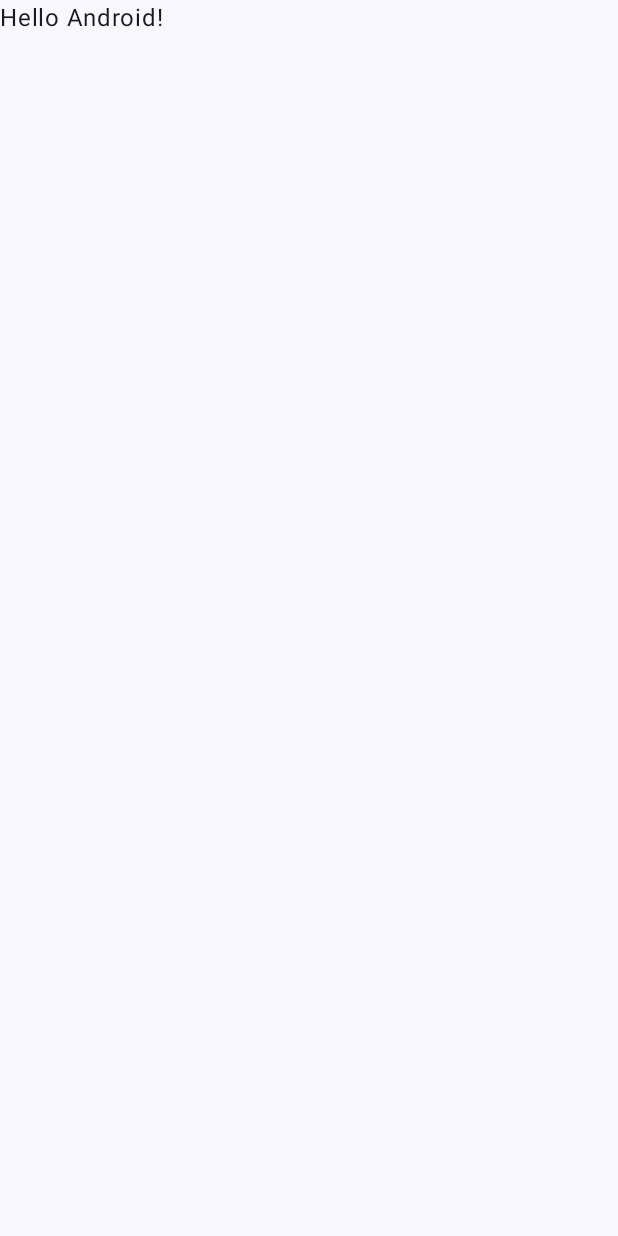
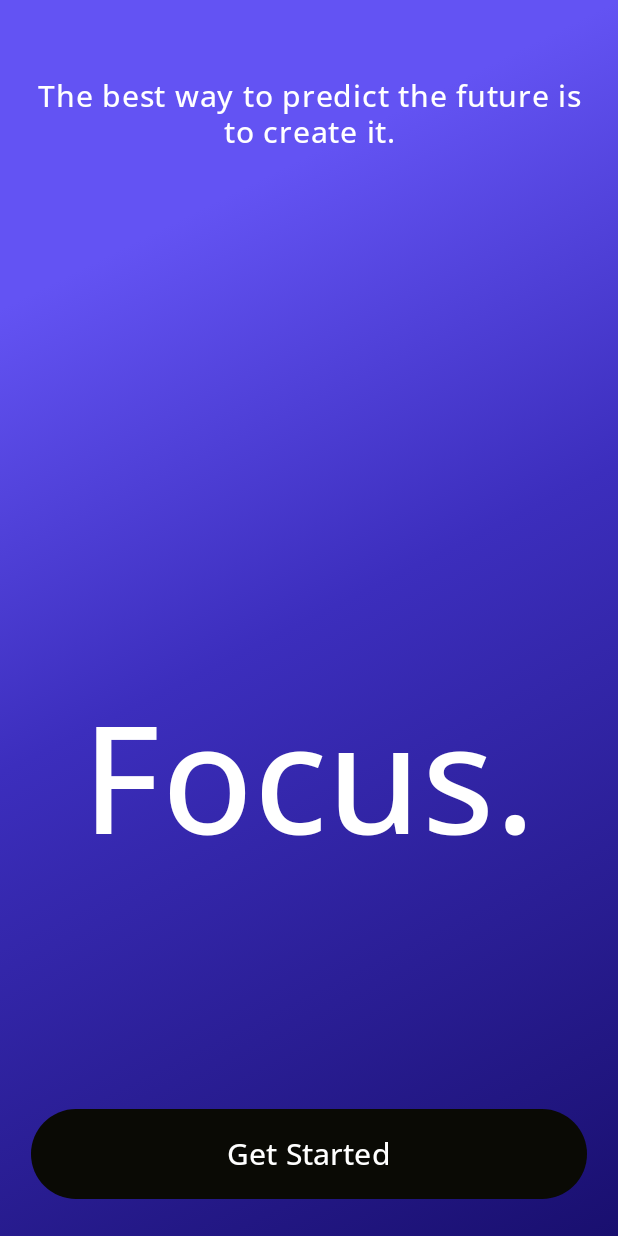
Before and after one commit to tudor21211/Focus., an Android app built with Jetpack Compose: the screen it shows after launch (MainActivity), on a phone screen of 412 x 824 dp. Before the commit the screen is almost empty. Run offline under Robolectric (Android 15) with nearby library versions, the light colour scheme and no system bars; our stand-ins replace accompanist.

Commit message:
added dependencies and basic navigation

```diff
--- a/app/build.gradle.kts
+++ b/app/build.gradle.kts
@@ -1,6 +1,7 @@
 plugins {
     alias(libs.plugins.androidApplication)
     alias(libs.plugins.jetbrainsKotlinAndroid)
+    kotlin("kapt") version "1.9.0"
 }
 
 android {
@@ -51,14 +52,34 @@ android {
 
 dependencies {
 
-    implementation(libs.androidx.core.ktx)
-    implementation(libs.androidx.lifecycle.runtime.ktx)
-    implementation(libs.androidx.activity.compose)
-    implementation(platform(libs.androidx.compose.bom))
-    implementation(libs.androidx.ui)
-    implementation(libs.androidx.ui.graphics)
-    implementation(libs.androidx.ui.tooling.preview)
+    implementation("androidx.core:core-ktx:1.9.0")
+    implementation("androidx.lifecycle:lifecycle-runtime-ktx:2.6.1")
+    implementation("androidx.activity:activity-compose:1.8.0")
+    implementation(platform("androidx.compose:compose-bom:2023.04.01"))
+    implementation("androidx.compose.ui:ui")
+    implementation("androidx.compose.ui:ui-graphics")
+    implementation("androidx.compose.ui:ui-tooling-preview")
     implementation(libs.androidx.material3)
+    implementation ("com.google.accompanist:accompanist-systemuicontroller:0.27.0")
+    implementation("androidx.compose.material3:material3")
+    implementation("io.coil-kt:coil:2.4.0")
+    implementation ("io.coil-kt:coil-gif:2.2.2")
+    implementation ("com.google.accompanist:accompanist-drawablepainter:0.28.0")
+    implementation ("androidx.navigation:navigation-compose:2.5.0")
+    implementation ("com.google.accompanist:accompanist-navigation-animation:0.24.13-rc")
+    implementation ("io.github.raamcosta.compose-destinations:core:1.7.23-beta")
+    implementation("io.github.raamcosta.compose-destinations:ksp:1.5.12-beta")
+    implementation("io.coil-kt:coil:2.4.0")
+    implementation ("io.coil-kt:coil-gif:2.2.2")
+    implementation("io.coil-kt:coil-compose:2.2.2")
+
+    //ROOM
+    val room_version = "2.6.1"
+    val compose_version = "1.8.0"
+    implementation ("androidx.room:room-runtime:$room_version")
+    implementation ("androidx.room:room-ktx:$room_version")
+    kapt("androidx.room:room-compiler:$room_version")
+
     testImplementation(libs.junit)
     androidTestImplementation(libs.androidx.junit)
     androidTestImplementation(libs.androidx.espresso.core)
--- a/app/src/main/java/com/example/focusparentapp/MainActivity.kt
+++ b/app/src/main/java/com/example/focusparentapp/MainActivity.kt
@@ -1,8 +1,11 @@
 package com.example.focusparentapp
 
+import android.os.Build
 import android.os.Bundle
 import androidx.activity.ComponentActivity
 import androidx.activity.compose.setContent
+import androidx.annotation.RequiresApi
+import androidx.compose.animation.ExperimentalAnimationApi
 import androidx.compose.foundation.layout.fillMaxSize
 import androidx.compose.material3.MaterialTheme
 import androidx.compose.material3.Surface
@@ -10,20 +13,21 @@ import androidx.compose.material3.Text
 import androidx.compose.runtime.Composable
 import androidx.compose.ui.Modifier
 import androidx.compose.ui.tooling.preview.Preview
+import com.example.focusparentapp.Navigation.SetupNavGraph
 import com.example.focusparentapp.ui.theme.FocusParentAppTheme
+import com.google.accompanist.navigation.animation.rememberAnimatedNavController
 
 class MainActivity : ComponentActivity() {
+    @OptIn(ExperimentalAnimationApi::class)
+    @RequiresApi(Build.VERSION_CODES.O)
     override fun onCreate(savedInstanceState: Bundle?) {
         super.onCreate(savedInstanceState)
+
         setContent {
             FocusParentAppTheme {
                 // A surface container using the 'background' color from the theme
-                Surface(
-                    modifier = Modifier.fillMaxSize(),
-                    color = MaterialTheme.colorScheme.background
-                ) {
-                    Greeting("Android")
-                }
+                val navController = rememberAnimatedNavController()
+                SetupNavGraph(navController, this)
             }
         }
     }
--- /dev/null
+++ b/app/src/main/java/com/example/focusparentapp/Navigation/AppNavigation.kt
@@ -0,0 +1,28 @@
+package com.example.focusparentapp.Navigation
+
+import android.content.Context
+import androidx.compose.animation.ExperimentalAnimationApi
+import androidx.compose.runtime.Composable
+import androidx.navigation.NavHostController
+import com.google.accompanist.navigation.animation.AnimatedNavHost
+import com.google.accompanist.navigation.animation.composable
+import com.example.focusparentapp.Presentation.LandingScreen
+
+@OptIn(androidx.compose.animation.ExperimentalAnimationApi::class)
+@androidx.compose.runtime.Composable
+fun SetupNavGraph(
+    navController: androidx.navigation.NavHostController,
+    context : android.content.Context
+) {
+//change to LandingPage start destination
+    AnimatedNavHost(
+        navController = navController,
+        startDestination = Screens.LandingScreen.route
+    ) {
+        composable(Screens.LandingScreen.route) {
+            LandingScreen(navController)
+        }
+
+
+    }
+}
--- /dev/null
+++ b/app/src/main/java/com/example/focusparentapp/Navigation/Screens.kt
@@ -0,0 +1,7 @@
+package com.example.focusparentapp.Navigation
+
+sealed class Screens (val route : String) {
+
+    object LandingScreen : Screens(route = "landingScreen")
+
+}
--- /dev/null
+++ b/app/src/main/java/com/example/focusparentapp/Presentation/AnimatedLandingPage.kt
@@ -0,0 +1,33 @@
+package com.example.focusparentapp.Presentation
+
+import androidx.lifecycle.ViewModel
+import kotlinx.coroutines.delay
+import kotlinx.coroutines.flow.asFlow
+import kotlinx.coroutines.flow.onEach
+
+class AnimatedLandingPage : ViewModel() {
+
+    companion object {
+        val motivation = listOf(
+            "Your time is limited, don't waste it living someone else's life.",
+            "Believe you can and you're halfway there.",
+            "The best way to predict the future is to create it.",
+            "Do it with passion or not at all.",
+            "The future depends on what you do today.",
+            "Don't count the days, make the days count.",
+            "The only limit to our realization of tomorrow will be our doubts of today.",
+            "Dreams don't work unless you do.",
+            "You are never too old to set another goal or to dream a new dream.",
+            "The only place where success comes before work is in the dictionary.",
+            "Success is stumbling from failure to failure with no loss of enthusiasm.",
+            "The secret to getting ahead is getting started.",
+            "It's not about having time, it's about making time.",
+            "The only person you are destined to become is the person you decide to be.",
+            "Don't stop when you're tired. Stop when you're done.",
+            "The only way to achieve the impossible is to believe it is possible.",
+            "Do something today that your future self will thank you for.",
+            "Work hard in silence, let your success be the noise."
+        ).asSequence().asFlow().onEach { delay(2500) }
+    }
+
+}
--- /dev/null
+++ b/app/src/main/java/com/example/focusparentapp/Presentation/LandingScreen.kt
@@ -0,0 +1,153 @@
+package com.example.focusparentapp.Presentation
+
+import android.content.Context
+import androidx.compose.animation.AnimatedContent
+import androidx.compose.animation.ContentTransform
+import androidx.compose.animation.ExperimentalAnimationApi
+import androidx.compose.animation.SizeTransform
+import androidx.compose.animation.core.tween
+import androidx.compose.animation.fadeIn
+import androidx.compose.animation.fadeOut
+import androidx.compose.animation.slideInVertically
+import androidx.compose.animation.slideOutVertically
+import androidx.compose.animation.with
+import androidx.compose.foundation.background
+import androidx.compose.foundation.layout.Box
+import androidx.compose.foundation.layout.Column
+import androidx.compose.foundation.layout.Spacer
+import androidx.compose.foundation.layout.fillMaxHeight
+import androidx.compose.foundation.layout.fillMaxSize
+import androidx.compose.foundation.layout.fillMaxWidth
+import androidx.compose.foundation.layout.padding
+import androidx.compose.foundation.shape.RoundedCornerShape
+import androidx.compose.material3.Button
+import androidx.compose.material3.ButtonDefaults
+import androidx.compose.material3.Text
+import androidx.compose.runtime.Composable
+import androidx.compose.runtime.SideEffect
+import androidx.compose.runtime.collectAsState
+import androidx.compose.runtime.getValue
+import androidx.compose.ui.Alignment
+import androidx.compose.ui.Modifier
+import androidx.compose.ui.draw.clip
+import androidx.compose.ui.graphics.Brush
+import androidx.compose.ui.graphics.Color
+import androidx.compose.ui.platform.LocalContext
+import androidx.compose.ui.text.font.Font
+import androidx.compose.ui.text.font.FontFamily
+import androidx.compose.ui.text.style.TextAlign
+import androidx.compose.ui.unit.dp
+import androidx.compose.ui.unit.sp
+import androidx.navigation.NavController
+import com.example.focusparentapp.R
+import com.google.accompanist.systemuicontroller.rememberSystemUiController
+
+@OptIn(ExperimentalAnimationApi::class)
+@Composable
+fun LandingScreen(navController: NavController) {
+
+    val motivation by AnimatedLandingPage.motivation.collectAsState(initial = "Enjoy free time without distractions")
+
+    val systemUiController = rememberSystemUiController()
+
+    SideEffect {
+        systemUiController.setSystemBarsColor(Color(0xFF6353F3))
+        systemUiController.setNavigationBarColor(Color.Black)
+    }
+
+
+    val openSans = FontFamily(
+        Font(R.font.opensans_res),
+    )
+    val colorStops = arrayOf(
+        0.2f to Color(0xFF6353F3),
+        0.5f to Color(0xFF3C2EBD),
+        1f to Color(0xFF190F6F)
+    )
+    Box(
+        modifier = Modifier
+            .fillMaxSize(1f)
+            .background(Brush.linearGradient(colorStops = colorStops))
+    ) {
+        Column(
+            modifier = Modifier
+                .fillMaxSize(1f)
+                .padding(top = 50.dp)
+        ) {
+
+            AnimatedContent(
+                targetState = motivation,
+                modifier = Modifier
+                    .align(Alignment.CenterHorizontally)
+                    .fillMaxHeight(.2f),
+                transitionSpec = {
+                    addAnimation().using(
+                        SizeTransform(clip = false)
+                    )
+                }, label = ""
+            ) { targetCount ->
+                Text(
+                    text = "$targetCount",
+                    textAlign = TextAlign.Center,
+                    color = Color.White,
+                    fontFamily = openSans,
+                    fontSize = 20.sp,
+                    modifier = Modifier
+                        .padding(horizontal = 12.dp)
+                        .align(Alignment.CenterHorizontally),
+                )
+            }
+
+            Spacer(modifier = Modifier.weight(1f))
+
+            Text(
+                text = "Focus.",
+                modifier = Modifier
+                    .padding(horizontal = 12.dp)
+                    .align(Alignment.CenterHorizontally)
+                    .weight(1f),
+                color = Color.White,
+                fontFamily = openSans,
+                fontSize = 100.sp
+            )
+
+
+            Spacer(modifier = Modifier.weight(.1f))
+
+            Button(
+                onClick = {
+
+                },
+                colors = ButtonDefaults.buttonColors(containerColor = Color(0xFF0A0A05)),
+                modifier = Modifier
+                    .align(Alignment.CenterHorizontally)
+                    .padding(top = 20.dp)
+                    .fillMaxWidth(.9f)
+                    .fillMaxHeight(.1f)
+                    .clip(shape = RoundedCornerShape(10.dp))
+            ) {
+                Text(
+                    text = "Get Started",
+                    color = Color.White,
+                    fontSize = 20.sp,
+                    fontFamily = FontFamily(Font(R.font.opensans_res))
+                )
+            }
+            Spacer(modifier = Modifier.weight(.1f))
+        }
+
+
+    }
+
+
+}
+
+
+@ExperimentalAnimationApi
+fun addAnimation(duration: Int = 150): ContentTransform {
+    return slideInVertically(animationSpec = tween(durationMillis = duration)) { height -> height } + fadeIn(
+        animationSpec = tween(durationMillis = duration)
+    ) with slideOutVertically(animationSpec = tween(durationMillis = duration)) { height -> -height } + fadeOut(
+        animationSpec = tween(durationMillis = duration)
+    )
+}
--- /dev/null
+++ b/app/src/main/res/font/opensans_res.xml
@@ -0,0 +1,8 @@
+<?xml version="1.0" encoding="utf-8"?>
+<font-family xmlns:android="http://schemas.android.com/apk/res/android">
+<font
+    android:fontStyle="normal"
+    android:fontWeight="600"
+    android:font="@font/opensans_medium"
+    />
+</font-family>
--- a/build.gradle.kts
+++ b/build.gradle.kts
@@ -2,4 +2,5 @@
 plugins {
     alias(libs.plugins.androidApplication) apply false
     alias(libs.plugins.jetbrainsKotlinAndroid) apply false
+    kotlin("kapt") version "1.9.0"
 }
```
Also changed, not shown: app/src/main/res/font/opensans_medium.ttf (added).
